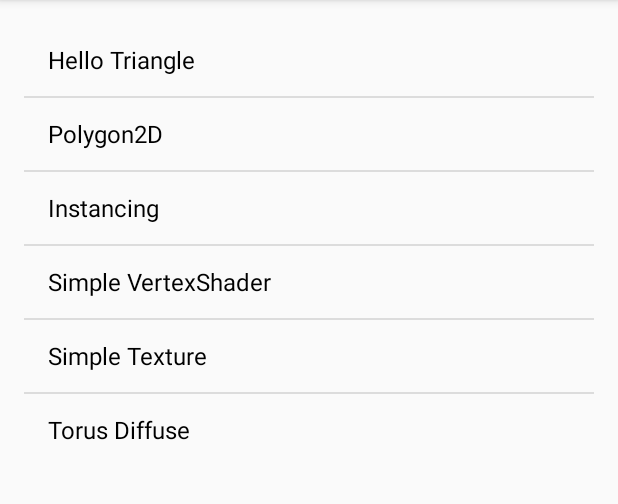
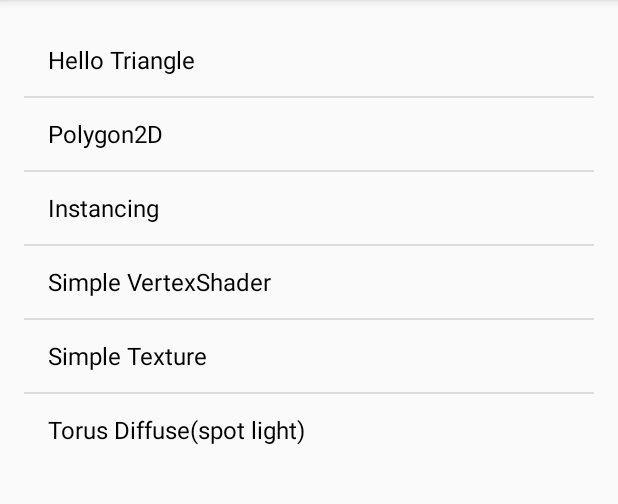
Before and after one commit to qige023/Glorex, an Android app: the screen it shows after launch (MainActivity), on a phone screen of 412 x 824 dp, the part 84-588 px from its top. Run offline under Robolectric (Android 15) with nearby library versions, the phone set to English and light mode, and no system bars.

Commit message:
fixed library name and add eclipse file ignore

```diff
--- a/app/src/main/res/values/arrays.xml
+++ b/app/src/main/res/values/arrays.xml
@@ -6,7 +6,7 @@
         <item>Instancing</item>
         <item>Simple VertexShader</item>
         <item>Simple Texture</item>
-        <item>Torus Diffuse</item>
+        <item>Torus Diffuse(spot light)</item>
     </string-array>
     <string-array name="library_names">
         <item>HelloTriangle</item>
@@ -14,6 +14,6 @@
         <item>Instancing</item>
         <item>SimpleVertexShader</item>
         <item>SimpleTexture</item>
-        <item>TorusDiffuse(spot light)</item>
+        <item>TorusDiffuse</item>
     </string-array>
 </resources>
```
Also changed, not shown: 2 other files.
